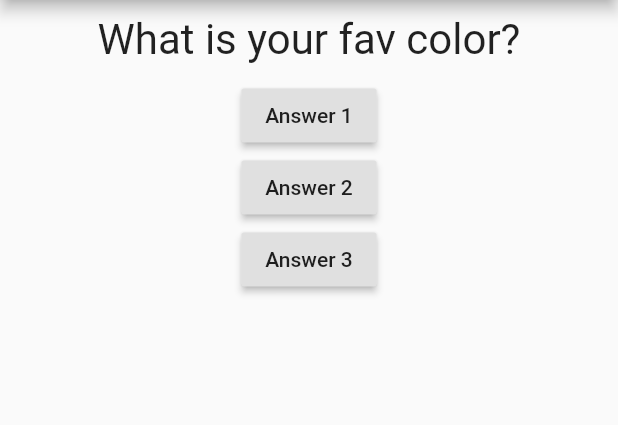
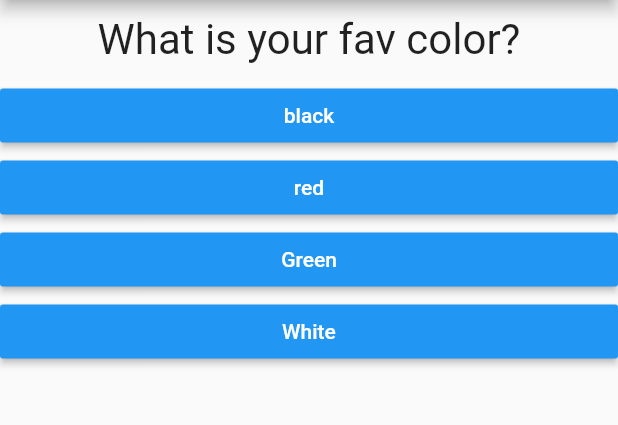
Before and after one commit to dipin99/quiz_app, a Flutter app: the screen it shows after launch, on a phone screen of 412 x 824 dp, the part 84-509 px from its top. Run offline on Flutter 3.47's test engine with Material 2 defaults, Android fonts, the phone set to English and light mode, and no system bars.

Commit message:
ans added

```diff
--- /dev/null
+++ b/lib/ans.dart
@@ -0,0 +1,21 @@
+import 'package:flutter/material.dart';
+
+class Answer extends StatelessWidget {
+  final VoidCallback selectHandler;
+  final String answerText;
+
+  Answer(this.selectHandler, this.answerText);
+
+  @override
+  Widget build(BuildContext context) {
+    return Container(
+      width: double.infinity,
+      child: RaisedButton(
+        color: Colors.blue,
+        textColor: Colors.white,
+        child: Text(answerText),
+        onPressed: selectHandler,
+      ),
+    );
+  }
+}
--- a/lib/main.dart
+++ b/lib/main.dart
@@ -1,5 +1,6 @@
 import 'package:flutter/material.dart';
 import './question.dart';
+import './ans.dart';
 
 void main() {
   runApp(MyApp());
@@ -25,8 +26,18 @@ class _MyAppState extends State<MyApp> {
   @override
   Widget build(BuildContext context) {
     var questions = [
-      'What is your fav color?',
-      'What is your fav animal',
+      {
+        'questext': 'What is your fav color?',
+        'answers': ['black', 'red', 'Green', 'White']
+      },
+      {
+        'questext': 'What is your fav animal',
+        'answers': ['Rabbit', 'Snake', 'Elephant', 'Lion']
+      },
+      {
+        'questext': 'Who is your fav Instructor',
+        'answers': ['ABC', 'YXZ', 'PQR', 'CBD']
+      },
     ];
     return MaterialApp(
       home: Scaffold(
@@ -35,19 +46,12 @@ class _MyAppState extends State<MyApp> {
         ),
         body: Column(
           children: [
-            Question(questions[_quesIndex]),
-            RaisedButton(
-              child: Text('Answer 1'),
-              onPressed: _answerQuestion,
-            ),
-            RaisedButton(
-              child: Text('Answer 2'),
-              onPressed: _answerQuestion,
-            ),
-            RaisedButton(
-              child: Text('Answer 3'),
-              onPressed: _answerQuestion,
-            )
+            Question(
+              questions[_quesIndex]['questext']
+              ),
+            ...(questions[_quesIndex]['answers'] as List<String>).map((answer) {
+              return Answer(_answerQuestion, answer);
+            }).toList()
           ],
         ),
       ),
```
